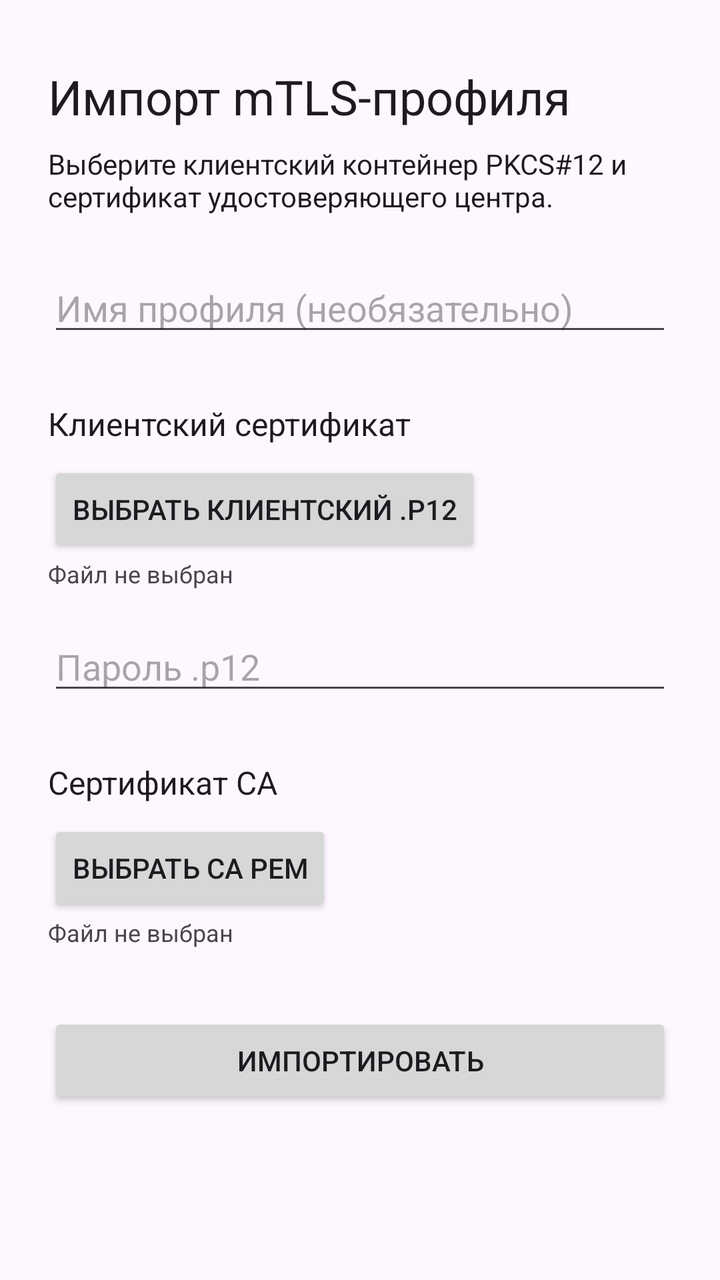
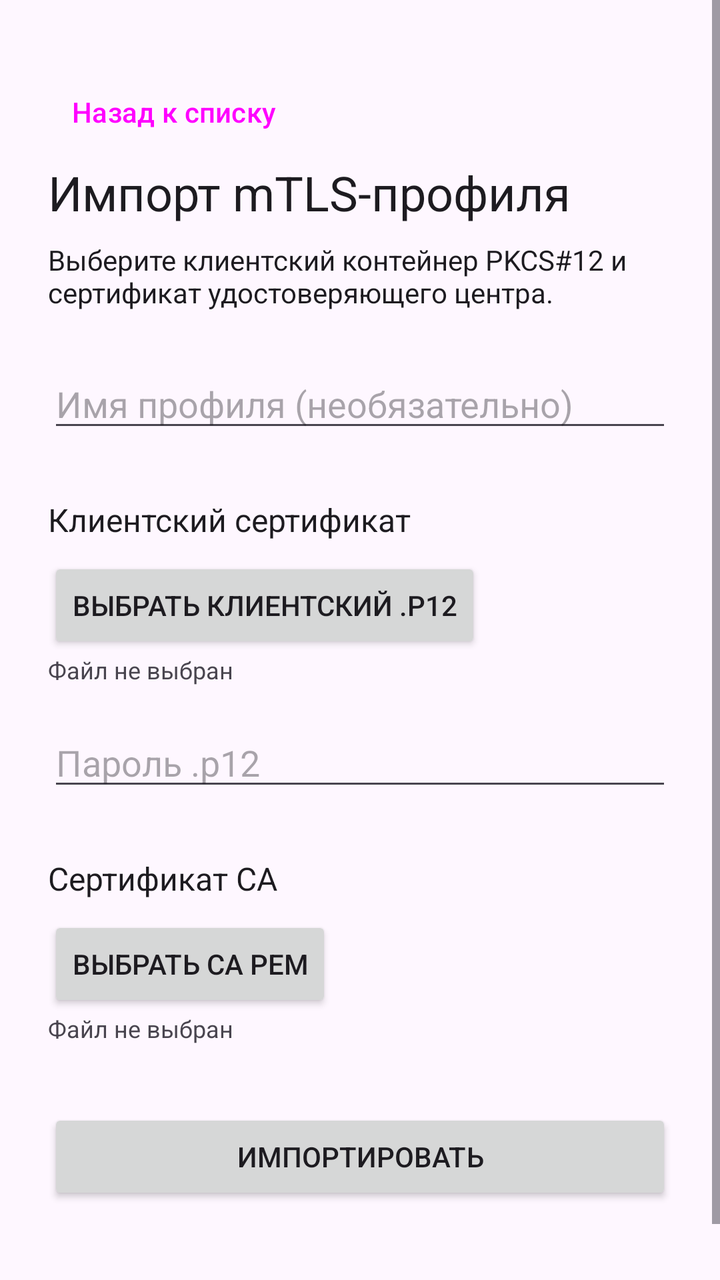

Before-and-after screenshots of an Android layout around one commit, followed by the original layout XML and the change that was made.
<!-- AndroidManifest.xml: application theme Theme.Encryptedca -->
<!-- res/layout/fragment_certificate_profile_import.xml -->
<?xml version="1.0" encoding="utf-8"?>
<ScrollView xmlns:android="http://schemas.android.com/apk/res/android"
    android:layout_width="match_parent"
    android:layout_height="match_parent"
    android:fillViewport="true">

    <LinearLayout
        android:layout_width="match_parent"
        android:layout_height="wrap_content"
        android:orientation="vertical"
        android:paddingHorizontal="24dp"
        android:paddingVertical="32dp">

        <TextView
            android:layout_width="wrap_content"
            android:layout_height="wrap_content"
            android:text="@string/import_title"
            android:textAppearance="@style/TextAppearance.AppCompat.Headline" />

        <TextView
            android:layout_width="match_parent"
            android:layout_height="wrap_content"
            android:layout_marginTop="8dp"
            android:text="@string/import_description"
            android:textAppearance="@style/TextAppearance.AppCompat.Body1" />

        <EditText
            android:id="@+id/display_name"
            android:layout_width="match_parent"
            android:layout_height="wrap_content"
            android:layout_marginTop="24dp"
            android:hint="@string/display_name_hint"
            android:inputType="textCapSentences" />

        <TextView
            android:layout_width="wrap_content"
            android:layout_height="wrap_content"
            android:layout_marginTop="28dp"
            android:text="@string/client_certificate_label"
            android:textAppearance="@style/TextAppearance.AppCompat.Subhead" />

        <Button
            android:id="@+id/select_p12"
            android:layout_width="wrap_content"
            android:layout_height="wrap_content"
            android:layout_marginTop="8dp"
            android:text="@string/select_p12" />

        <TextView
            android:id="@+id/p12_file_name"
            android:layout_width="match_parent"
            android:layout_height="wrap_content"
            android:text="@string/file_not_selected"
            android:textAppearance="@style/TextAppearance.AppCompat.Caption" />

        <EditText
            android:id="@+id/p12_password"
            android:layout_width="match_parent"
            android:layout_height="wrap_content"
            android:layout_marginTop="16dp"
            android:hint="@string/password_hint"
            android:imeOptions="actionDone"
            android:inputType="textPassword" />

        <TextView
            android:layout_width="wrap_content"
            android:layout_height="wrap_content"
            android:layout_marginTop="28dp"
            android:text="@string/ca_certificate_label"
            android:textAppearance="@style/TextAppearance.AppCompat.Subhead" />

        <Button
            android:id="@+id/select_ca"
            android:layout_width="wrap_content"
            android:layout_height="wrap_content"
            android:layout_marginTop="8dp"
            android:text="@string/select_ca" />

        <TextView
            android:id="@+id/ca_file_name"
            android:layout_width="match_parent"
            android:layout_height="wrap_content"
            android:text="@string/file_not_selected"
            android:textAppearance="@style/TextAppearance.AppCompat.Caption" />

        <Button
            android:id="@+id/import_profile"
            android:layout_width="match_parent"
            android:layout_height="wrap_content"
            android:layout_marginTop="32dp"
            android:text="@string/import_profile" />

        <TextView
            android:id="@+id/import_status"
            android:layout_width="match_parent"
            android:layout_height="wrap_content"
            android:layout_marginTop="16dp"
            android:textAppearance="@style/TextAppearance.AppCompat.Body1" />
    </LinearLayout>
</ScrollView>
<!-- resources referenced by this layout -->
<resources>
  <string name="ca_certificate_label">Сертификат CA</string>
  <string name="client_certificate_label">Клиентский сертификат</string>
  <string name="display_name_hint">Имя профиля (необязательно)</string>
  <string name="file_not_selected">Файл не выбран</string>
  <string name="import_description">Выберите клиентский контейнер PKCS#12 и сертификат удостоверяющего центра.</string>
  <string name="import_profile">Импортировать</string>
  <string name="import_title">Импорт mTLS-профиля</string>
  <string name="password_hint">Пароль .p12</string>
  <string name="select_ca">Выбрать CA PEM</string>
  <string name="select_p12">Выбрать клиентский .p12</string>
  <style name="Theme.Encryptedca" parent="Base.Theme.Encryptedca" />
  <style name="Base.Theme.Encryptedca" parent="Theme.Material3.DayNight.NoActionBar">
          
          
      </style>
</resources>

<!-- the commit's change to res/layout/fragment_certificate_profile_import.xml (unified diff, before → after) -->
@@ -10,6 +10,13 @@
         android:orientation="vertical"
         android:paddingHorizontal="24dp"
         android:paddingVertical="32dp">
+
+        <Button
+            android:id="@+id/back_to_profiles"
+            style="?attr/borderlessButtonStyle"
+            android:layout_width="wrap_content"
+            android:layout_height="wrap_content"
+            android:text="@string/back_to_profiles" />
 
         <TextView
             android:layout_width="wrap_content"
@@ -59,6 +66,7 @@
             android:layout_height="wrap_content"
             android:layout_marginTop="16dp"
             android:hint="@string/password_hint"
+            android:saveEnabled="false"
             android:imeOptions="actionDone"
             android:inputType="textPassword" />
 
<!-- resource entries referenced after the edit -->
@@ -1,5 +1,6 @@
 <!-- resources referenced by this layout -->
 <resources>
+  <string name="back_to_profiles">Назад к списку</string>
   <string name="ca_certificate_label">Сертификат CA</string>
   <string name="client_certificate_label">Клиентский сертификат</string>
   <string name="display_name_hint">Имя профиля (необязательно)</string>
